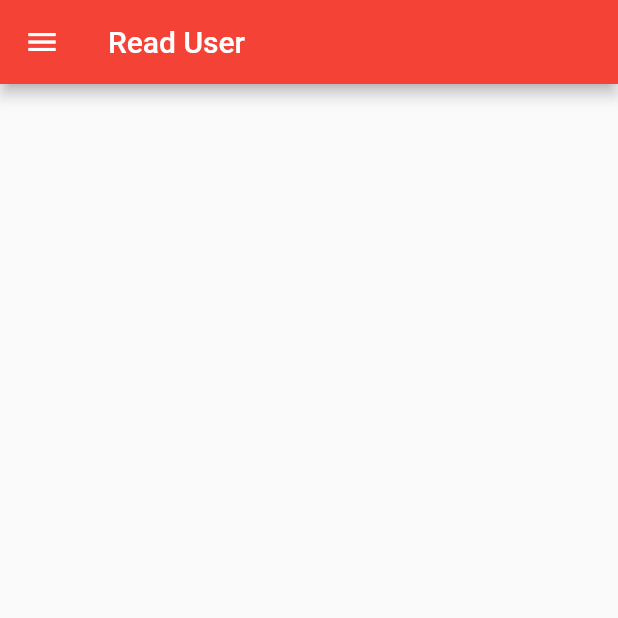
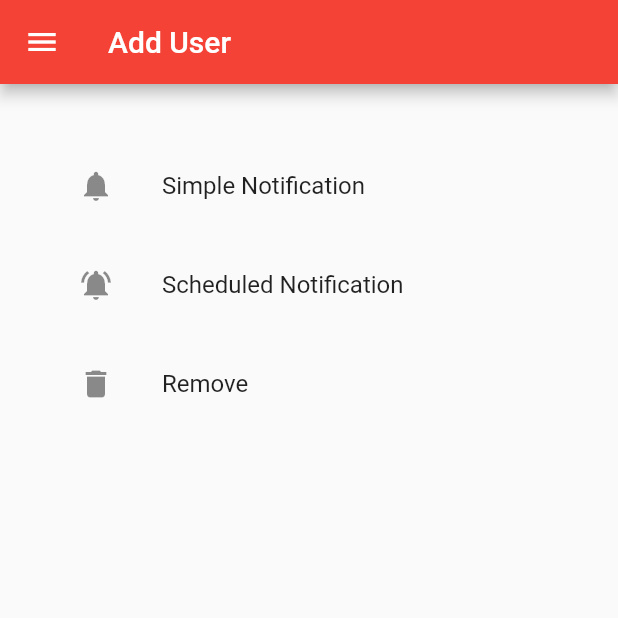
Before and after one commit to kenkaneki0625/flutter_firebase, a Flutter app: the screen it shows after launch, on a phone screen of 412 x 824 dp, the top half of it. Run offline on Flutter 3.47's test engine with Material 2 defaults, Android fonts, the phone set to English and light mode, and no system bars; our stand-ins replace cloud_firestore, firebase_core, flutter_local_notifications, fluttertoast, geocoding, geolocator and 1 more; accounts and stored records are empty.

Commit message:
local notification

```diff
--- /dev/null
+++ b/lib/Pages/localNotification.dart
@@ -0,0 +1,75 @@
+import 'package:cloud_firestore/cloud_firestore.dart';
+import 'package:flutter/material.dart';
+import 'package:firebase_core/firebase_core.dart';
+import 'package:flutter_firebase/Services/notification.dart';
+import '../Widgets/sidebar.dart';
+
+class LocalNotification extends StatefulWidget {
+  @override
+  State<LocalNotification> createState() => _LocalNotificationState();
+}
+
+class _LocalNotificationState extends State<LocalNotification> {
+  final padding = EdgeInsets.symmetric(horizontal: 20);
+  @override
+  Widget build(BuildContext context) {
+    return Scaffold(
+      drawer: NavigationDrawerWidget(),
+      appBar: AppBar(title: Text('Add User')),
+      body: ListView(
+        padding: EdgeInsets.all(16),
+        children: <Widget>[
+          Container(
+              padding: padding,
+              child: Column(
+                children: [
+                  const SizedBox(height: 24),
+                  buildMenuItem(
+                    text: 'Simple Notification',
+                    icon: Icons.notifications,
+                    onClicked: () => {
+                      NotificationApi.showNotifications(
+                        title: 'Hey Shaon',
+                        body: 'Hope everything is going well',
+                        payload: 'shaon.b'
+                      )
+                    },
+                  ),
+                  const SizedBox(height: 10),
+                  buildMenuItem(
+                    text: 'Scheduled Notification',
+                    icon: Icons.notifications_active,
+                    onClicked: () => {},
+                  ),
+                  const SizedBox(height: 10),
+                  buildMenuItem(
+                    text: 'Remove',
+                    icon: Icons.delete,
+                    onClicked: () => {},
+                  ),
+                ],
+              ),
+            ),
+
+        ],
+      ),
+    );
+  }
+
+  Widget buildMenuItem({
+    required String text,
+    required IconData icon,
+    VoidCallback? onClicked,
+  }) {
+    final color = Colors.white;
+    final hoverColor = Colors.white70;
+
+    return ListTile(
+      leading: Icon(icon),
+      title: Text(text),
+      hoverColor: hoverColor,
+      onTap: onClicked,
+    );
+  }
+
+}
--- /dev/null
+++ b/lib/Services/notification.dart
@@ -0,0 +1,26 @@
+import 'package:flutter_local_notifications/flutter_local_notifications.dart';
+
+class NotificationApi {
+  static final _notifications = FlutterLocalNotificationsPlugin();
+
+  static Future _notificationDetails() async {
+    print('onclick');
+    return NotificationDetails(
+        android: AndroidNotificationDetails(
+          'channel id',
+          'channel name',
+          'channel description',
+          importance: Importance.max,
+        ),
+        iOS: IOSNotificationDetails());
+  }
+
+  static Future showNotifications({
+    int id = 0,
+    String? title,
+    String? body,
+    String? payload,
+  }) async =>
+      _notifications.show(id, title, body, await _notificationDetails(),
+          payload: payload);
+}
--- a/lib/main.dart
+++ b/lib/main.dart
@@ -2,7 +2,7 @@ import 'package:cloud_firestore/cloud_firestore.dart';
 import 'package:flutter/material.dart';
 import 'package:firebase_core/firebase_core.dart';
 import '../Widgets/maps.dart';
-
+import 'Pages/localNotification.dart';
 
 import 'Pages/home.dart';
 
@@ -25,7 +25,7 @@ class MyApp extends StatelessWidget {
         primarySwatch: Colors.red,
         primaryColor: Colors.white,
       ),
-      home: HomePage(),
+      home: LocalNotification(),
     );
   }
 }
--- a/pubspec.yaml
+++ b/pubspec.yaml
@@ -22,6 +22,7 @@ dependencies:
   geolocator: ^8.0.5
   geocoding:
   fluttertoast:
+  flutter_local_notifications: ^7.0.0
 
 
 dev_dependencies:
```
Also changed, not shown: lib/Pages/localNotificationClickPage.dart (added, +75 -0 lines), pubspec.lock.
